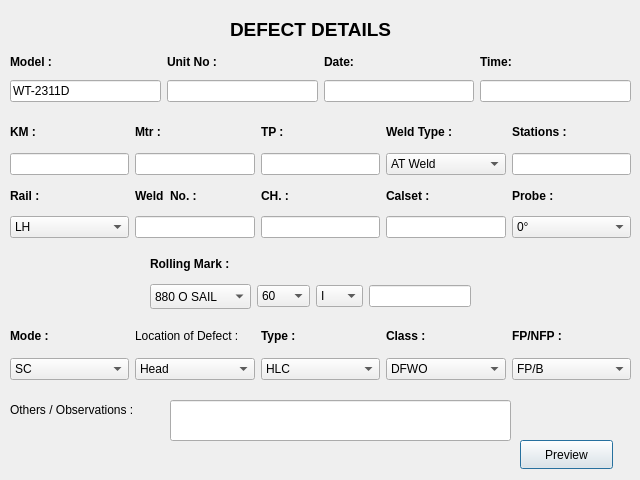
First picture: the form in testdetails.ui, repository parashyd/WeldTester, before the edit.
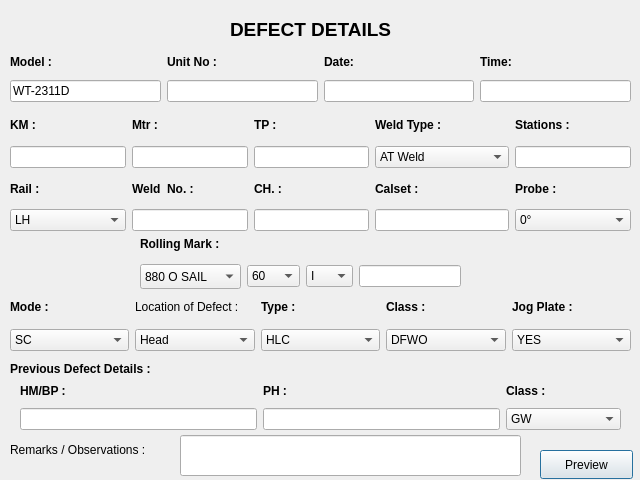
Second picture: the form after the edit.

```diff
--- a/testdetails.ui
+++ b/testdetails.ui
@@ -20,20 +20,20 @@
    <property name="geometry">
     <rect>
      <x>10</x>
-     <y>400</y>
-     <width>161</width>
+     <y>440</y>
+     <width>171</width>
      <height>20</height>
     </rect>
    </property>
    <property name="text">
-    <string>Others / Observations :</string>
+    <string>Remarks / Observations :</string>
    </property>
   </widget>
   <widget class="QPushButton" name="pushButton_Preview">
    <property name="geometry">
     <rect>
-     <x>520</x>
-     <y>440</y>
+     <x>540</x>
+     <y>450</y>
      <width>93</width>
      <height>29</height>
     </rect>
@@ -45,8 +45,8 @@
   <widget class="QLineEdit" name="lineEdit_OtherObservation">
    <property name="geometry">
     <rect>
-     <x>170</x>
-     <y>400</y>
+     <x>180</x>
+     <y>435</y>
      <width>341</width>
      <height>41</height>
     </rect>
@@ -172,7 +172,7 @@
    <property name="geometry">
     <rect>
      <x>10</x>
-     <y>117</y>
+     <y>110</y>
      <width>621</width>
      <height>121</height>
     </rect>
@@ -275,6 +275,11 @@
         <string>Rail</string>
        </property>
       </item>
+      <item>
+       <property name="text">
+        <string>Gas Pressure Weld</string>
+       </property>
+      </item>
      </widget>
     </item>
     <item row="0" column="4">
@@ -424,8 +429,8 @@
   <widget class="QWidget" name="gridLayoutWidget_3">
    <property name="geometry">
     <rect>
-     <x>150</x>
-     <y>250</y>
+     <x>140</x>
+     <y>230</y>
      <width>321</width>
      <height>59</height>
     </rect>
@@ -586,7 +591,7 @@
    <property name="geometry">
     <rect>
      <x>10</x>
-     <y>319</y>
+     <y>290</y>
      <width>621</width>
      <height>61</height>
     </rect>
@@ -645,11 +650,6 @@
         <string>GW</string>
        </property>
       </item>
-      <item>
-       <property name="text">
-        <string>ND</string>
-       </property>
-      </item>
       <item>
        <property name="text">
         <string>NR</string>
@@ -665,6 +665,16 @@
         <string>OBSW</string>
        </property>
       </item>
+      <item>
+       <property name="text">
+        <string>IMRW</string>
+       </property>
+      </item>
+      <item>
+       <property name="text">
+        <string>No Defect</string>
+       </property>
+      </item>
      </widget>
     </item>
     <item row="0" column="3">
@@ -744,12 +754,22 @@
        </font>
       </property>
       <property name="text">
-       <string>FP/NFP :</string>
+       <string>Jog Plate :</string>
       </property>
      </widget>
     </item>
     <item row="1" column="4">
      <widget class="QComboBox" name="comboBox_FP">
+      <item>
+       <property name="text">
+        <string>YES</string>
+       </property>
+      </item>
+      <item>
+       <property name="text">
+        <string>NO</string>
+       </property>
+      </item>
       <item>
        <property name="text">
         <string>FP/B</string>
@@ -769,6 +789,123 @@
     </item>
    </layout>
   </widget>
+  <widget class="QLabel" name="label_Prevdefectdetails">
+   <property name="geometry">
+    <rect>
+     <x>10</x>
+     <y>360</y>
+     <width>201</width>
+     <height>17</height>
+    </rect>
+   </property>
+   <property name="font">
+    <font>
+     <bold>true</bold>
+    </font>
+   </property>
+   <property name="text">
+    <string>Previous Defect Details :</string>
+   </property>
+  </widget>
+  <widget class="QWidget" name="gridLayoutWidget_5">
+   <property name="geometry">
+    <rect>
+     <x>20</x>
+     <y>380</y>
+     <width>601</width>
+     <height>50</height>
+    </rect>
+   </property>
+   <layout class="QGridLayout" name="gridLayout_5">
+    <item row="0" column="2">
+     <widget class="QLabel" name="label_3">
+      <property name="font">
+       <font>
+        <bold>true</bold>
+       </font>
+      </property>
+      <property name="text">
+       <string>Class :</string>
+      </property>
+     </widget>
+    </item>
+    <item row="0" column="0">
+     <widget class="QLabel" name="label">
+      <property name="font">
+       <font>
+        <bold>true</bold>
+       </font>
+      </property>
+      <property name="text">
+       <string>HM/BP :</string>
+      </property>
+     </widget>
+    </item>
+    <item row="0" column="1">
+     <widget class="QLabel" name="label_2">
+      <property name="font">
+       <font>
+        <bold>true</bold>
+       </font>
+      </property>
+      <property name="text">
+       <string>PH :</string>
+      </property>
+     </widget>
+    </item>
+    <item row="1" column="0">
+     <widget class="QLineEdit" name="lineEdit_PrevHM"/>
+    </item>
+    <item row="1" column="1">
+     <widget class="QLineEdit" name="lineEdit_PrevPH"/>
+    </item>
+    <item row="1" column="2">
+     <widget class="QComboBox" name="comboBox">
+      <property name="minimumSize">
+       <size>
+        <width>115</width>
+        <height>0</height>
+       </size>
+      </property>
+      <item>
+       <property name="text">
+        <string>GW</string>
+       </property>
+      </item>
+      <item>
+       <property name="text">
+        <string>DFWN</string>
+       </property>
+      </item>
+      <item>
+       <property name="text">
+        <string>DFWR</string>
+       </property>
+      </item>
+      <item>
+       <property name="text">
+        <string>DFWO</string>
+       </property>
+      </item>
+      <item>
+       <property name="text">
+        <string>DFWNR</string>
+       </property>
+      </item>
+      <item>
+       <property name="text">
+        <string>OBSW</string>
+       </property>
+      </item>
+      <item>
+       <property name="text">
+        <string>IMRW</string>
+       </property>
+      </item>
+     </widget>
+    </item>
+   </layout>
+  </widget>
  </widget>
  <resources/>
  <connections/>
```
